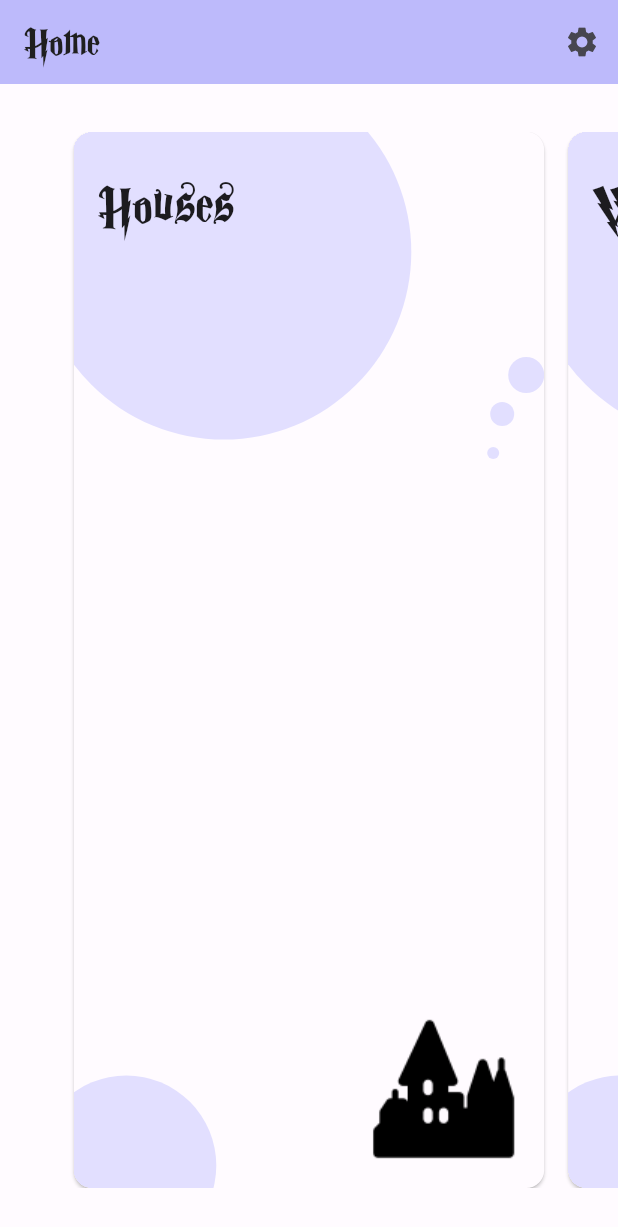
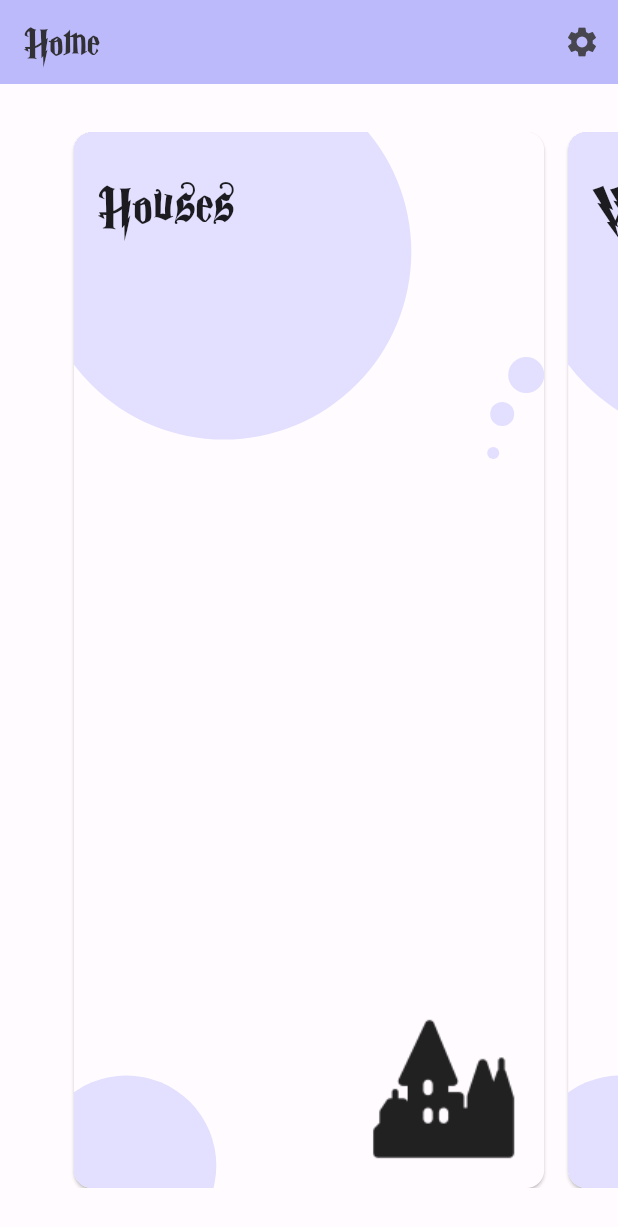
Before and after one commit to LodesHBeyers/wizard_world, a Flutter app: the screen it shows after launch, on a phone screen of 412 x 824 dp. Shown: the top 1227 px of the screen. Run offline on Flutter 3.47's test engine with Material 3 defaults, Android fonts, the light colour scheme and no system bars; our stand-ins replace dio, flutter_riverpod, flutter_tts, lottie, retrofit, riverpod; generated files the repository leaves out were written again.

Commit message:
Add App icons class, use throughout

```diff
--- /dev/null
+++ b/lib/presentation/components/app_icon.dart
@@ -0,0 +1,163 @@
+import 'package:flutter/material.dart';
+
+part "./assets/app_icons.dart";
+
+class AppIcon extends StatelessWidget {
+  final String path;
+  final double? size;
+
+  const AppIcon.castleFilled({
+    this.size,
+  })  : path = _AppIcons.castle_filled,
+        super(
+          key: const Key(
+            "ic_castleFilled",
+          ),
+        );
+
+  const AppIcon.magicWandFilled({
+    this.size,
+  })  : path = _AppIcons.magic_wand_filled,
+        super(
+          key: const Key(
+            "ic_magicWandFilled",
+          ),
+        );
+
+  const AppIcon.potionFilled({
+    this.size,
+  })  : path = _AppIcons.potion_filled,
+        super(
+          key: const Key(
+            "ic_potionFilled",
+          ),
+        );
+
+  const AppIcon.wizardHatFilled({
+    this.size,
+  })  : path = _AppIcons.wizard_hat_filled,
+        super(
+          key: const Key(
+            "ic_wizardHatFilled",
+          ),
+        );
+
+  const AppIcon.waterElement({
+    this.size,
+  })  : path = _AppIcons.water_element,
+        super(
+          key: const Key(
+            "ic_waterElement",
+          ),
+        );
+
+  const AppIcon.earthElement({
+    this.size,
+  })  : path = _AppIcons.earth_element,
+        super(
+          key: const Key(
+            "ic_earthElement",
+          ),
+        );
+
+  const AppIcon.fireElement({
+    this.size,
+  })  : path = _AppIcons.fire_element,
+        super(
+          key: const Key(
+            "ic_fireElement",
+          ),
+        );
+
+  const AppIcon.airElement({
+    this.size,
+  })  : path = _AppIcons.air_element,
+        super(
+          key: const Key(
+            "ic_airElement",
+          ),
+        );
+
+  const AppIcon.lion({
+    this.size,
+  })  : path = _AppIcons.lion,
+        super(
+          key: const Key(
+            "ic_lion",
+          ),
+        );
+
+  const AppIcon.badger({
+    this.size,
+  })  : path = _AppIcons.badger,
+        super(
+          key: const Key(
+            "ic_badger",
+          ),
+        );
+
+  const AppIcon.serpent({
+    this.size,
+  })  : path = _AppIcons.serpent,
+        super(
+          key: const Key(
+            "ic_serpent",
+          ),
+        );
+
+  const AppIcon.eagle({
+    this.size,
+  })  : path = _AppIcons.eagle,
+        super(
+          key: const Key(
+            "ic_eagle",
+          ),
+        );
+
+  const AppIcon.ghost({
+    this.size,
+  })  : path = _AppIcons.ghost,
+        super(
+          key: const Key(
+            "ic_ghost",
+          ),
+        );
+
+  const AppIcon.couch({
+    this.size,
+  })  : path = _AppIcons.couch,
+        super(
+          key: const Key(
+            "ic_couch",
+          ),
+        );
+
+  const AppIcon.cauldronFilled({
+    this.size,
+  })  : path = _AppIcons.cauldron_filled,
+        super(
+          key: const Key(
+            "ic_cauldronFilled",
+          ),
+        );
+
+  const AppIcon.emptyMagnifyingGlass({
+    this.size,
+  })  : path = _AppIcons.empty_magnifying_glass,
+        super(
+          key: const Key(
+            "ic_emptyMagnifyingGlass",
+          ),
+        );
+
+
+  @override
+  Widget build(BuildContext context) {
+    return Image.asset(
+      path,
+      width: size,
+      height: size,
+      color: Theme.of(context).iconTheme.color,
+    );
+  }
+}
--- a/lib/presentation/components/assets/app_icons.dart
+++ b/lib/presentation/components/assets/app_icons.dart
@@ -1,7 +1,8 @@
 
+part of '../app_icon.dart';
 // ignore_for_file: constant_identifier_names
 
-class AppIcons{
+class _AppIcons {
   static const String castle_filled = "assets/icons/ic_castle_filled.png";
   static const String magic_wand_filled = "assets/icons/ic_magic_wand_filled.png";
   static const String potion_filled = "assets/icons/ic_potion_filled.png";
@@ -17,5 +18,5 @@ class AppIcons{
   static const String ghost = "assets/icons/ic_ghost.png";
   static const String couch = "assets/icons/ic_couch.png";
   static const String cauldron_filled = "assets/icons/ic_cauldron_filled.png";
-  static const String emptyMagnifyingGlass = "assets/icons/ic_empty_magnifying_glass.png";
+  static const String empty_magnifying_glass = "assets/icons/ic_empty_magnifying_glass.png";
 }
--- a/lib/presentation/components/not_found_container.dart
+++ b/lib/presentation/components/not_found_container.dart
@@ -1,5 +1,5 @@
 import 'package:flutter/material.dart';
-import 'package:wizard_world/presentation/components/assets/app_icons.dart';
+import 'package:wizard_world/presentation/components/app_icon.dart';
 import 'package:wizard_world/utils/app_sizes.dart';
 
 class NotFoundContainer extends StatelessWidget {
@@ -14,9 +14,7 @@ class NotFoundContainer extends StatelessWidget {
     return Column(
       mainAxisAlignment: MainAxisAlignment.center,
       children: [
-        Image.asset(
-          AppIcons.emptyMagnifyingGlass,
-        ),
+        const AppIcon.emptyMagnifyingGlass(),
         Padding(
           padding: const EdgeInsets.only(
             top: AppSizes.l,
--- a/lib/presentation/screens/home/home_screen.dart
+++ b/lib/presentation/screens/home/home_screen.dart
@@ -14,8 +14,9 @@ class HomeScreen extends StatelessWidget {
       endDrawer: const HomeDrawer(),
       appBar: StyledAppBar(
         heading: "Home",
-        actions: [
-          Builder(builder: (BuildContext scaffoldContext) {
+        actions: <Widget>[
+          Builder(
+            builder: (BuildContext scaffoldContext) {
               return IconButton(
                 onPressed: () {
                   AppNavigator.openEndDrawer(scaffoldContext);
@@ -24,7 +25,8 @@ class HomeScreen extends StatelessWidget {
                   Icons.settings,
                 ),
               );
-          })
+            },
+          )
         ],
       ),
       body: SafeArea(
--- a/lib/presentation/screens/home/widgets/home_navigation_card.dart
+++ b/lib/presentation/screens/home/widgets/home_navigation_card.dart
@@ -1,13 +1,13 @@
 import 'package:flutter/material.dart';
+import 'package:wizard_world/presentation/components/app_icon.dart';
 import 'package:wizard_world/presentation/components/assets/app_fonts.dart';
-import 'package:wizard_world/presentation/components/assets/app_icons.dart';
 import 'package:wizard_world/services/routing/app_navigator.dart';
 import 'package:wizard_world/services/routing/app_routes.dart';
 import 'package:wizard_world/utils/app_sizes.dart';
 
 class HomeNavigationCard extends StatelessWidget {
   final String _title;
-  final String _imagePath;
+  final AppIcon _icon;
   final String _routeName;
 
   static List<HomeNavigationCard> get cards => const <HomeNavigationCard>[
@@ -19,7 +19,7 @@ class HomeNavigationCard extends StatelessWidget {
 
   const HomeNavigationCard.houses()
       : _title = "Houses",
-        _imagePath = AppIcons.castle_filled,
+        _icon = const AppIcon.castleFilled(),
         _routeName = AppRoutes.houses,
         super(
           key: const Key(""),
@@ -27,7 +27,7 @@ class HomeNavigationCard extends StatelessWidget {
 
   const HomeNavigationCard.elixirs()
       : _title = "Elixirs",
-        _imagePath = AppIcons.potion_filled,
+        _icon = const AppIcon.potionFilled(),
         _routeName = AppRoutes.elixirs,
         super(
           key: const Key(""),
@@ -35,7 +35,7 @@ class HomeNavigationCard extends StatelessWidget {
 
   const HomeNavigationCard.spells()
       : _title = "Spells",
-        _imagePath = AppIcons.magic_wand_filled,
+        _icon = const AppIcon.magicWandFilled(),
         _routeName = AppRoutes.spells,
         super(
           key: const Key(""),
@@ -43,7 +43,7 @@ class HomeNavigationCard extends StatelessWidget {
 
   const HomeNavigationCard.wizards()
       : _title = "Witches & Wizards",
-        _imagePath = AppIcons.wizard_hat_filled,
+        _icon = const AppIcon.wizardHatFilled(),
         _routeName = AppRoutes.wizards,
         super(
           key: const Key(""),
@@ -51,7 +51,7 @@ class HomeNavigationCard extends StatelessWidget {
 
   @override
   Widget build(BuildContext context) {
-    return InkWell(
+    return GestureDetector(
       onTap: () {
         AppNavigator.pushNamed(
           context,
@@ -142,9 +142,7 @@ class HomeNavigationCard extends StatelessWidget {
                   ),
                   Align(
                     alignment: Alignment.bottomRight,
-                    child: Image.asset(
-                      _imagePath,
-                    ),
+                    child: _icon,
                   ),
                 ],
               ),
--- a/lib/presentation/screens/house/house_screen.dart
+++ b/lib/presentation/screens/house/house_screen.dart
@@ -72,7 +72,7 @@ class HouseScreen extends ConsumerWidget {
                               houseColors: house.houseColours,
                               houseColorsArray: house.houseColorsArray,
                               animal: house.animal,
-                              animalImagePath: house.animalImagePath,
+                              animalIcon: house.animalIcon,
                               element: house.element,
                               ghost: house.ghost,
                               commonRoom: house.commonRoom,
--- a/lib/presentation/theme/app_theme.dart
+++ b/lib/presentation/theme/app_theme.dart
@@ -10,10 +10,10 @@ class AppTheme {
       ).copyWith(
         appBarTheme: AppBarTheme(
           color: lightColorScheme.inversePrimary,
-          titleTextStyle: const TextStyle(
+          titleTextStyle: TextStyle(
             fontSize: 32,
             fontFamily: AppFonts.magicSchool,
-            color: Color.fromARGB(255, 31, 31, 31),
+            color: lightColorScheme.inverseSurface,
           ),
         ),
       );
@@ -23,11 +23,11 @@ class AppTheme {
         fontFamily: AppFonts.eduTAS,
         colorScheme: darkColorScheme,
       ).copyWith(
-        appBarTheme: const AppBarTheme(
+        appBarTheme: AppBarTheme(
           titleTextStyle: TextStyle(
             fontSize: 32,
             fontFamily: AppFonts.magicSchool,
-            color: Color.fromARGB(255, 31, 31, 31),
+            color: darkColorScheme.inversePrimary,
           ),
         ),
       );
```
Also changed, not shown: lib/data/enums/house_element.dart (+6 -6 lines), lib/presentation/components/error_container.dart (+7 -9 lines), lib/presentation/screens/elixir/widgets/elixir_header.dart (+3 -5 lines), lib/presentation/screens/elixirs/elixirs_screen.dart (+10 -3 lines), lib/presentation/screens/house/widgets/house_quick_info.dart (+15 -16 lines), lib/presentation/screens/spells/spells_screen.dart (+7 -7 lines), lib/utils/house_styles.dart (+6 -6 lines). Lines whose indentation alone changed are shown as unchanged.
